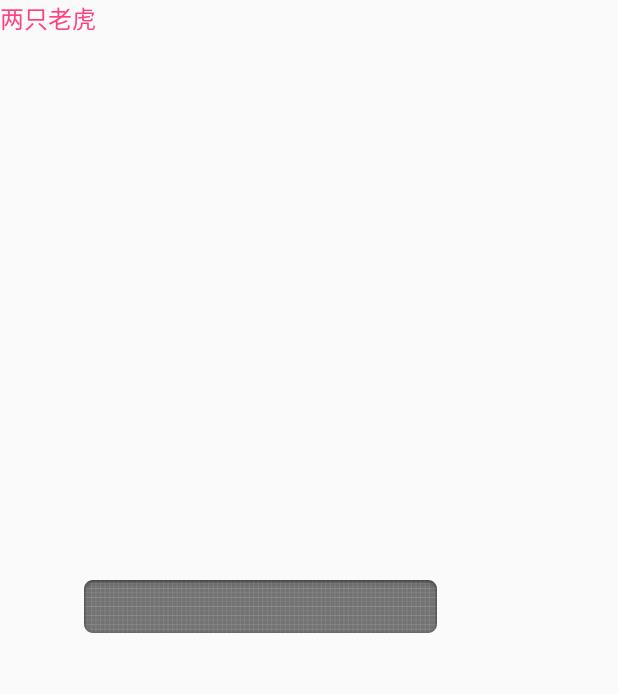
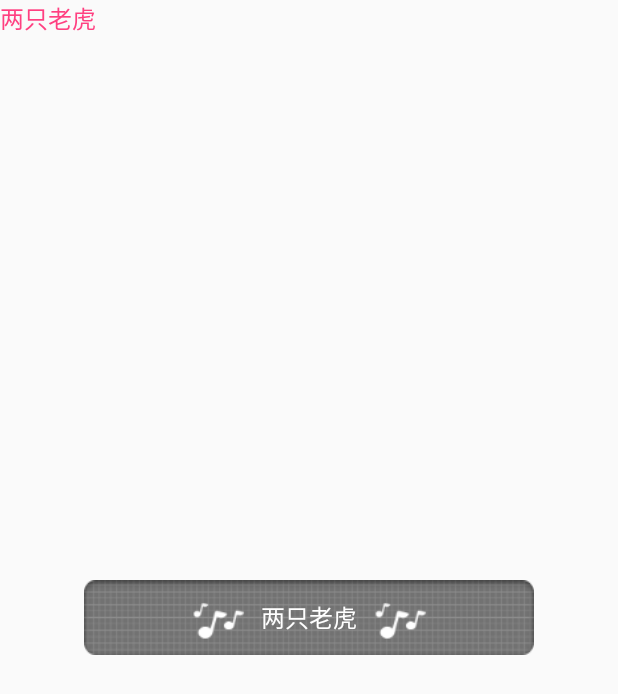
Before and after one commit to hnsycsxhzcsh/MusicScroll, an Android app: the layout activity_main.xml on its own in the app's theme, with its tools: preview values and no code run, on a phone screen of 412 x 824 dp. Shown: the top 694 px of the screen. Run offline under Robolectric (Android 15) with nearby library versions, the phone set to English and light mode, and no system bars.

Commit message:
继承View自定义

```diff
--- a/app/src/main/java/com/musicscroll/MainActivity.java
+++ b/app/src/main/java/com/musicscroll/MainActivity.java
@@ -2,19 +2,33 @@ package com.musicscroll;
 
 import android.support.v7.app.AppCompatActivity;
 import android.os.Bundle;
+import android.view.View;
 
 import com.musicscrollview.MusicScrollView;
+import com.musicscrollview.MusicScrollView2;
 
 public class MainActivity extends AppCompatActivity {
-    private MusicScrollView mMsg;
+    private MusicScrollView2 mMsg2;
+    //    private MusicScrollView mMsg;
 
     @Override
     protected void onCreate(Bundle savedInstanceState) {
         super.onCreate(savedInstanceState);
         setContentView(R.layout.activity_main);
 
-        mMsg = (MusicScrollView) findViewById(R.id.msg);
+//        mMsg = (MusicScrollView) findViewById(R.id.msg);
 //        mMsg.initData();
 
+        mMsg2 = (MusicScrollView2) findViewById(R.id.msv2);
+        mMsg2.setOnClickListener(new View.OnClickListener() {
+            @Override
+            public void onClick(View v) {
+                if (mMsg2.isStart()) {
+                    mMsg2.stopAnim();
+                } else {
+                    mMsg2.startAnim();
+                }
+            }
+        });
     }
 }
--- a/app/src/main/res/layout/activity_main.xml
+++ b/app/src/main/res/layout/activity_main.xml
@@ -34,8 +34,10 @@
     <!--app:textSize="16sp"></com.musicscrollview.MusicScrollView>-->
 
     <com.musicscrollview.MusicScrollView2
+        android:id="@+id/msv2"
         android:layout_width="300dp"
         android:layout_height="50dp"
-        android:layout_centerInParent="true" />
+        android:layout_centerInParent="true"
+        app:text="两只老虎" />
 
 </RelativeLayout>
--- a/musicscroll/src/main/java/com/musicscrollview/DensityUtil.java
+++ b/musicscroll/src/main/java/com/musicscrollview/DensityUtil.java
@@ -20,5 +20,8 @@ public class DensityUtil {
         return size;
     }
 
-
+    public static int sp2px(Context context, float spValue) {
+        final float fontScale = context.getResources().getDisplayMetrics().scaledDensity;
+        return (int) (spValue * fontScale + 0.5f);
+    }
 }
--- a/musicscroll/src/main/java/com/musicscrollview/MusicScrollView2.java
+++ b/musicscroll/src/main/java/com/musicscrollview/MusicScrollView2.java
@@ -6,15 +6,23 @@ import android.graphics.Bitmap;
 import android.graphics.BitmapFactory;
 import android.graphics.Canvas;
 import android.graphics.Paint;
+import android.graphics.RectF;
+import android.os.Handler;
+import android.os.Message;
 import android.support.annotation.Nullable;
 import android.support.v4.content.ContextCompat;
 import android.util.AttributeSet;
 import android.view.View;
 
+import java.lang.ref.WeakReference;
+import java.util.ArrayList;
+
 /**
  * Created by ChenShaohua on 2019/5/18
  */
 public class MusicScrollView2 extends View {
+    private static final int MESSAGE_X = 0;
+    private static final int MESSAGE_PIC = 1;
     private Paint mPaint = new Paint();
     private int mTextColor;
     private String mText;
@@ -22,6 +30,24 @@ public class MusicScrollView2 extends View {
     private int mWid;
     private int mHei;
     private Bitmap mBackBitmap;
+    private ArrayList<Integer> mPicList = new ArrayList<>();
+    private int mCurrentPicPosition = 0;
+    private float mBaseLineY;
+    private float mTextWid;
+    private float mPicWid = 70;
+    private float mPicHei = 50;
+    private float mCurrentFirstPos;
+    private float mCurrentSecondPos;
+    private MsgHandler mHandlerOffset = new MsgHandler(this);
+    private MsgHandler mHandlerPic = new MsgHandler(this);
+    private long mOffsetTimeX = 10;
+    private long mOffsetTimePic = 50;
+    private float mMaxLeft;
+    private float mMaxRight;
+    private float mBigTwoMarginOffset = 100;
+    private float mTextAndPicOffset = 40;
+    private boolean isStart = false;
+    private boolean isInitStart = false;
 
     public MusicScrollView2(Context context) {
         this(context, null);
@@ -43,13 +69,30 @@ public class MusicScrollView2 extends View {
 
         TypedArray array = context.obtainStyledAttributes(attrs, R.styleable.MusicScrollView2);
         if (array != null) {
-            mTextColor = array.getColor(R.styleable.MusicScrollView_textColor,
+            mTextColor = array.getColor(R.styleable.MusicScrollView2_textColor,
                     ContextCompat.getColor(context, R.color.white));
-            mText = array.getString(R.styleable.MusicScrollView_text);
-            mTextSize = array.getDimension(R.styleable.MusicScrollView_textSize, 26);
+            mText = array.getString(R.styleable.MusicScrollView2_text);
+            mTextSize = array.getDimension(R.styleable.MusicScrollView2_textSize, DensityUtil.sp2px(context, 16));
+            mBigTwoMarginOffset = array.getDimension(R.styleable.MusicScrollView2_bigTwoOffset, DensityUtil.dip2px(context, 40));
+            mTextAndPicOffset = array.getDimension(R.styleable.MusicScrollView2_textAndPicOffset, DensityUtil.dip2px(context, 5));
+            mPaint.setColor(mTextColor);
+            mPaint.setTextSize(mTextSize);
+            mPaint.setTextAlign(Paint.Align.CENTER);
             array.recycle();
         }
+        //背景图片
         mBackBitmap = BitmapFactory.decodeResource(getResources(), R.drawable.music_songnamedisplay);
+
+        //获取图片地址存放在list集合中
+        TypedArray flagmusic = getResources().obtainTypedArray(R.array.flagmusic);
+        int len = flagmusic.length();
+        for (int i = 0; i < len; i++) {
+            mPicList.add(flagmusic.getResourceId(i, 0));
+        }
+        flagmusic.recycle();
+
+        //获取文字的宽高
+        mTextWid = mPaint.measureText(mText);
     }
 
     @Override
@@ -62,8 +105,9 @@ public class MusicScrollView2 extends View {
 
         mWid = widMeasure;
         mHei = heiMeasure;
-
-
+        mCurrentFirstPos = (float) mWid / (float) 2;
+        mMaxLeft = -(mTextWid / 2 + mPicWid);
+        mMaxRight = (float) mWid + mTextWid / 2 + mPicWid;
     }
 
     @Override
@@ -73,13 +117,152 @@ public class MusicScrollView2 extends View {
         drawBackground(canvas);
 
         drawText(canvas);
+
+        drawPic(canvas, mCurrentPicPosition);
+    }
+
+    private void drawPic(Canvas canvas, int position) {
+        if (position >= 0 && position < mPicList.size()) {
+            Integer picInt = mPicList.get(position);
+            Bitmap bitmap = BitmapFactory.decodeResource(getResources(), picInt);
+
+            //画第一个左侧图片
+            drawLeftPic(canvas, mCurrentFirstPos, bitmap);
+            //画第一个右侧图片
+            drawRightPic(canvas, mCurrentFirstPos, bitmap);
+
+            if (isInitStart) {
+                //画第二个左侧图片
+                drawLeftPic(canvas, mCurrentSecondPos, bitmap);
+                //画第二个右侧图片
+                drawRightPic(canvas, mCurrentSecondPos, bitmap);
+            }
+        }
+    }
+
+    private void drawRightPic(Canvas canvas, float currentPos, Bitmap bitmap) {
+        float left = currentPos + mTextWid / 2 + mTextAndPicOffset;
+        float right = left + mPicWid;
+        float top = (float) mHei / (float) 2 - mPicHei / (float) 2;
+        float bottom = (float) mHei / (float) 2 + mPicHei / (float) 2;
+        RectF rectF = new RectF(left, top, right, bottom);
+        canvas.drawBitmap(bitmap, null, rectF, mPaint);
+    }
+
+    private void drawLeftPic(Canvas canvas, float currentPos, Bitmap bitmap) {
+        float right = currentPos - mTextWid / (float) 2 - mTextAndPicOffset;
+        float left = right - mPicWid;
+        float top = (float) mHei / (float) 2 - mPicHei / (float) 2;
+        float bottom = (float) mHei / (float) 2 + mPicHei / (float) 2;
+        RectF rectF = new RectF(left, top, right, bottom);
+        canvas.drawBitmap(bitmap, null, rectF, mPaint);
     }
 
     private void drawText(Canvas canvas) {
-        canvas.drawText(mText, 0, 0, mPaint);
+        //画第一个
+        float center = (float) mHei / (float) 2;
+        Paint.FontMetricsInt fm = mPaint.getFontMetricsInt();
+        mBaseLineY = center + (float) (fm.bottom - fm.top) / (float) 2 - fm.bottom;
+        canvas.drawText(mText, mCurrentFirstPos, mBaseLineY, mPaint);
+
+        //画第二个
+        if (isInitStart) {
+            canvas.drawText(mText, mCurrentSecondPos, mBaseLineY, mPaint);
+        }
     }
 
     private void drawBackground(Canvas canvas) {
-        canvas.drawBitmap(mBackBitmap, 0, 0, mPaint);
+        RectF rectF = new RectF(0, 0, mWid, mHei);
+        canvas.drawBitmap(mBackBitmap, null, rectF, mPaint);
+    }
+
+    public void startMove() {
+        stopMove();
+        mHandlerOffset.sendEmptyMessageDelayed(MESSAGE_X, mOffsetTimeX);
+    }
+
+    private void stopMove() {
+        mHandlerOffset.removeMessages(MESSAGE_X);
+    }
+
+    public void startChangePic() {
+        stopChangePic();
+        mHandlerPic.sendEmptyMessageDelayed(MESSAGE_PIC, mOffsetTimePic);
+    }
+
+    private void stopChangePic() {
+        mHandlerPic.removeMessages(MESSAGE_PIC);
+    }
+
+    public void startAnim() {
+        isInitStart = true;
+        isStart = true;
+        startMove();
+        startChangePic();
+    }
+
+    public void stopAnim() {
+        isStart = false;
+        stopMove();
+        stopChangePic();
+    }
+
+    public boolean isStart() {
+        return isStart;
+    }
+
+    static class MsgHandler extends Handler {
+        private WeakReference<MusicScrollView2> mView;
+
+        MsgHandler(MusicScrollView2 view) {
+            mView = new WeakReference<MusicScrollView2>(view);
+        }
+
+        @Override
+        public void handleMessage(Message msg) {
+            MusicScrollView2 view = mView.get();
+            if (view != null) {
+                view.handleMessage(msg);
+            }
+        }
+    }
+
+    private void handleMessage(Message msg) {
+        int what = msg.what;
+        if (what == MESSAGE_X) {
+            if (mCurrentFirstPos >= mMaxLeft && mCurrentFirstPos <= mMaxRight) {
+                mCurrentFirstPos = mCurrentFirstPos - 1;
+            } else if (mCurrentFirstPos < mMaxRight) {
+                //当第一个滑出左侧时候，mCurrentFirstPos和mCurrentSecondPos进行交换
+                mCurrentFirstPos = mCurrentSecondPos;
+            } else {
+                mCurrentFirstPos = mMaxRight;
+            }
+            if (isSonThanFather()) {
+                //如果子控件的长度大于父控件那么，使用两个子控件固定间距的场景
+                mCurrentSecondPos = mCurrentFirstPos + mTextWid + 2 * mPicWid + mBigTwoMarginOffset + 2 * mTextAndPicOffset;
+            } else {
+                //如果子控件不大于父控件那么，使用当第一个子控件左侧滑动到父控件左侧时候第二个控件显示的场景
+                mCurrentSecondPos = mCurrentFirstPos + (float) mWid;
+            }
+            startMove();
+        } else if (what == MESSAGE_PIC) {
+            if (mCurrentPicPosition >= 0 && mCurrentPicPosition < mPicList.size() - 1) {
+                mCurrentPicPosition = mCurrentPicPosition + 1;
+            } else {
+                mCurrentPicPosition = 0;
+            }
+            startChangePic();
+        }
+        System.out.println("mCurrentPicPosition:" + mCurrentPicPosition);
+        invalidate();
+    }
+
+    private boolean isSonThanFather() {
+        if (mTextWid + 2 * mPicWid + 2 * mTextAndPicOffset > mWid) {
+            return true;
+        } else {
+            return false;
+        }
     }
 }
--- /dev/null
+++ b/musicscroll/src/main/res/values/arrays.xml
@@ -0,0 +1,77 @@
+<?xml version="1.0" encoding="utf-8"?>
+<resources>
+
+    <integer-array name="flagmusic">
+        <item>@drawable/music_songnamedecoration031000</item>
+        <item>@drawable/music_songnamedecoration031001</item>
+        <item>@drawable/music_songnamedecoration031002</item>
+        <item>@drawable/music_songnamedecoration031003</item>
+        <item>@drawable/music_songnamedecoration031004</item>
+        <item>@drawable/music_songnamedecoration031005</item>
+        <item>@drawable/music_songnamedecoration031006</item>
+        <item>@drawable/music_songnamedecoration031007</item>
+        <item>@drawable/music_songnamedecoration031008</item>
+        <item>@drawable/music_songnamedecoration031009</item>
+        <item>@drawable/music_songnamedecoration031010</item>
+        <item>@drawable/music_songnamedecoration031011</item>
+        <item>@drawable/music_songnamedecoration031012</item>
+        <item>@drawable/music_songnamedecoration031013</item>
+        <item>@drawable/music_songnamedecoration031014</item>
+        <item>@drawable/music_songnamedecoration031015</item>
+        <item>@drawable/music_songnamedecoration031016</item>
+        <item>@drawable/music_songnamedecoration031017</item>
+        <item>@drawable/music_songnamedecoration031018</item>
+        <item>@drawable/music_songnamedecoration031019</item>
+        <item>@drawable/music_songnamedecoration031020</item>
+        <item>@drawable/music_songnamedecoration031021</item>
+        <item>@drawable/music_songnamedecoration031022</item>
+        <item>@drawable/music_songnamedecoration031023</item>
+        <item>@drawable/music_songnamedecoration031024</item>
+        <item>@drawable/music_songnamedecoration031025</item>
+        <item>@drawable/music_songnamedecoration031026</item>
+        <item>@drawable/music_songnamedecoration031027</item>
+        <item>@drawable/music_songnamedecoration031028</item>
+        <item>@drawable/music_songnamedecoration031029</item>
+        <item>@drawable/music_songnamedecoration031030</item>
+        <item>@drawable/music_songnamedecoration031031</item>
+        <item>@drawable/music_songnamedecoration031032</item>
+        <item>@drawable/music_songnamedecoration031033</item>
+        <item>@drawable/music_songnamedecoration031034</item>
+        <item>@drawable/music_songnamedecoration031035</item>
+        <item>@drawable/music_songnamedecoration031036</item>
+        <item>@drawable/music_songnamedecoration031037</item>
+        <item>@drawable/music_songnamedecoration031038</item>
+        <item>@drawable/music_songnamedecoration031039</item>
+        <item>@drawable/music_songnamedecoration031040</item>
+        <item>@drawable/music_songnamedecoration031041</item>
+        <item>@drawable/music_songnamedecoration031042</item>
+        <item>@drawable/music_songnamedecoration031043</item>
+        <item>@drawable/music_songnamedecoration031044</item>
+        <item>@drawable/music_songnamedecoration031045</item>
+        <item>@drawable/music_songnamedecoration031046</item>
+        <item>@drawable/music_songnamedecoration031047</item>
+        <item>@drawable/music_songnamedecoration031048</item>
+        <item>@drawable/music_songnamedecoration031049</item>
+        <item>@drawable/music_songnamedecoration031050</item>
+        <item>@drawable/music_songnamedecoration031051</item>
+        <item>@drawable/music_songnamedecoration031052</item>
+        <item>@drawable/music_songnamedecoration031053</item>
+        <item>@drawable/music_songnamedecoration031054</item>
+        <item>@drawable/music_songnamedecoration031055</item>
+        <item>@drawable/music_songnamedecoration031056</item>
+        <item>@drawable/music_songnamedecoration031057</item>
+        <item>@drawable/music_songnamedecoration031058</item>
+        <item>@drawable/music_songnamedecoration031059</item>
+        <item>@drawable/music_songnamedecoration031060</item>
+        <item>@drawable/music_songnamedecoration031061</item>
+        <item>@drawable/music_songnamedecoration031062</item>
+        <item>@drawable/music_songnamedecoration031063</item>
+        <item>@drawable/music_songnamedecoration031064</item>
+        <item>@drawable/music_songnamedecoration031065</item>
+        <item>@drawable/music_songnamedecoration031066</item>
+        <item>@drawable/music_songnamedecoration031067</item>
+        <item>@drawable/music_songnamedecoration031068</item>
+        <item>@drawable/music_songnamedecoration031069</item>
+    </integer-array>
+
+</resources>
--- a/musicscroll/src/main/res/values/attrs.xml
+++ b/musicscroll/src/main/res/values/attrs.xml
@@ -7,14 +7,16 @@
 
     <declare-styleable name="MusicScrollView">
         <attr name="textColor" />
-        <attr name="text"/>
-        <attr name="textSize"/>
+        <attr name="text" />
+        <attr name="textSize" />
     </declare-styleable>
 
     <declare-styleable name="MusicScrollView2">
-        <attr name="textColor"/>
-        <attr name="text"/>
-        <attr name="textSize"/>
+        <attr name="textColor" />
+        <attr name="text" />
+        <attr name="textSize" />
+        <attr name="bigTwoOffset" format="reference|dimension" />
+        <attr name="textAndPicOffset" format="reference|dimension" />
     </declare-styleable>
 
 
```
